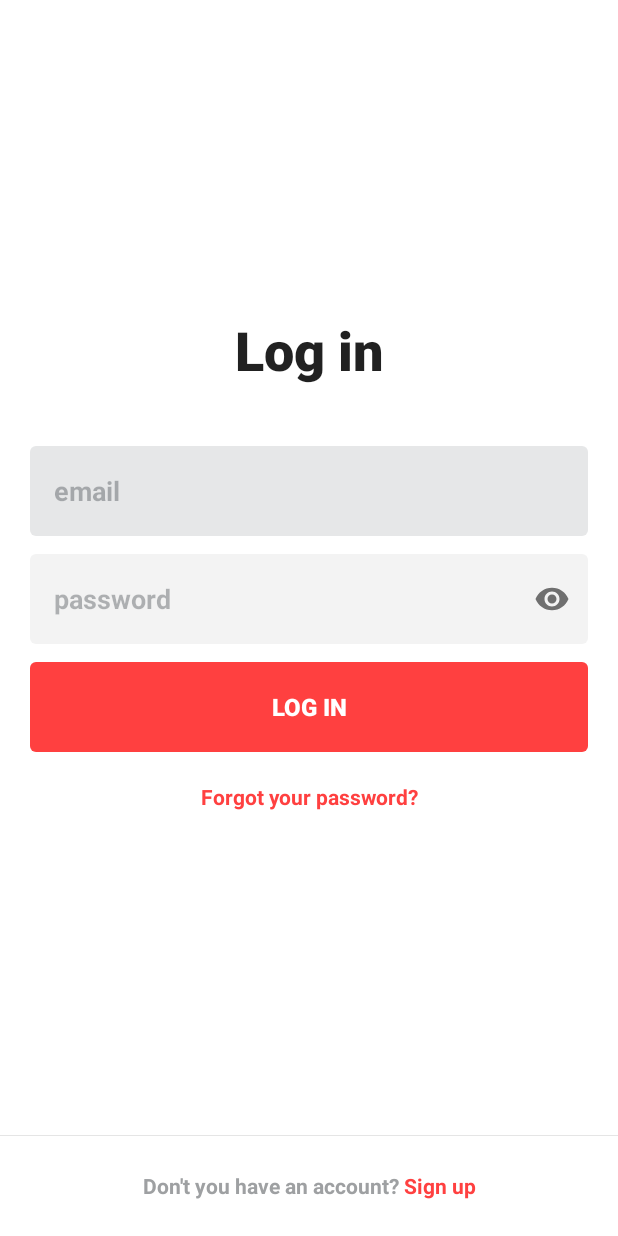
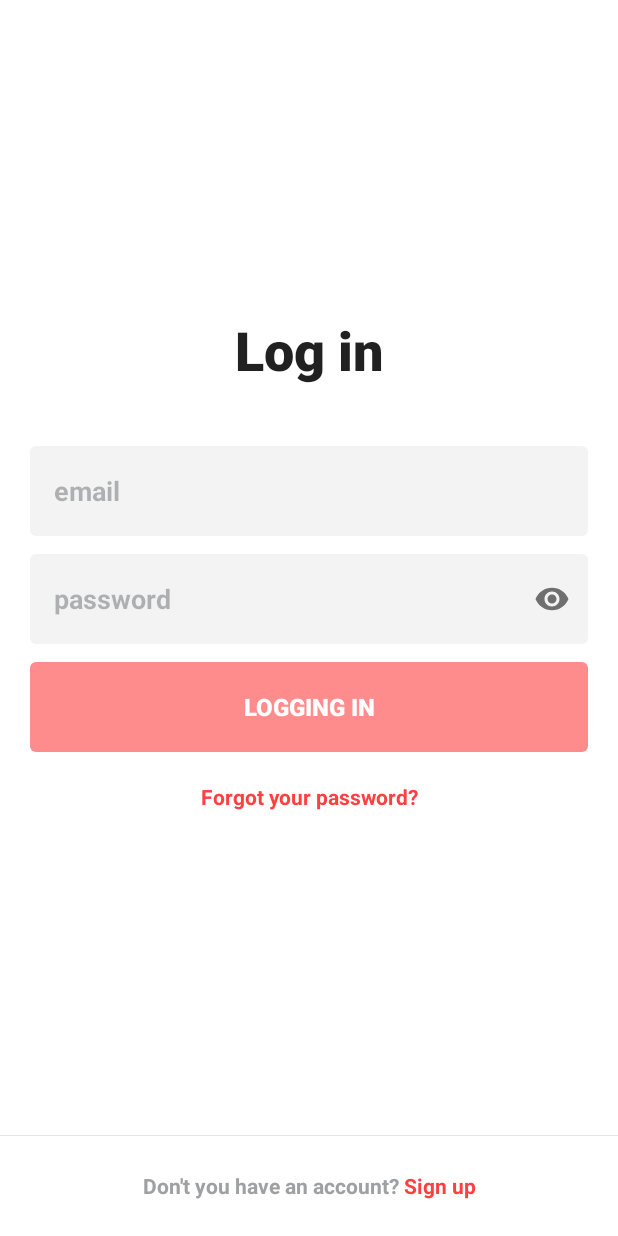
Before and after one commit to wedeploy-examples/supermarket-web-example, an Android app: the LoginActivity screen opened directly, with no data from a screen before it, after a tap on "LOG IN", on a phone screen of 412 x 824 dp. Run offline under Robolectric (Android 15) with nearby library versions, the phone set to English and light mode, and no system bars; our stand-ins replace data binding; libraries missing offline, so code that uses them is left out: com.wedeploy.sdk; 1 statement that could not run was skipped.

Commit message:
Show error when login fails

```diff
--- a/app/src/main/java/io/wedeploy/supermarket/login/LoginActivity.java
+++ b/app/src/main/java/io/wedeploy/supermarket/login/LoginActivity.java
@@ -13,6 +13,7 @@ import io.wedeploy.supermarket.R;
 import io.wedeploy.supermarket.SignUpActivity;
 import io.wedeploy.supermarket.databinding.ActivityLoginBinding;
 import io.wedeploy.supermarket.resetpassword.ResetPasswordActivity;
+import io.wedeploy.supermarket.view.AlertMessage;
 
 /**
  * @author Silvio Santos
@@ -36,6 +37,9 @@ public class LoginActivity extends AppCompatActivity implements LoginListener {
         binding.signInButton.setOnClickListener(new View.OnClickListener() {
             @Override
             public void onClick(View view) {
+                enableFields(false);
+                binding.signInButton.setText(R.string.logging_in);
+
                 String email = binding.email.getText().toString();
                 String password = binding.password.getText().toString();
 
@@ -63,7 +67,16 @@ public class LoginActivity extends AppCompatActivity implements LoginListener {
     public void onLoginFailed(Exception exception) {
         if (isFinishing()) return;
 
-        System.out.println("LoginActivity.onLoginFailed");
+        enableFields(true);
+        binding.signInButton.setText(R.string.log_in);
+
+        AlertMessage.showMessage(this, getString(R.string.invalid_email_or_password));
+    }
+
+    private void enableFields(boolean enable) {
+        binding.password.setEnabled(enable);
+        binding.email.setEnabled(enable);
+        binding.signInButton.setEnabled(enable);
     }
 
 
--- a/app/src/main/res/values/strings.xml
+++ b/app/src/main/res/values/strings.xml
@@ -16,4 +16,6 @@
     <string name="reset_password">Reset Password</string>
     <string name="we_will_send_you_a_link_to_reset_your_password">We will send you a link to reset your password</string>
     <string name="send_reset_instructions">Send Reset Instructions</string>
+    <string name="invalid_email_or_password">Ops! Invalid email or password</string>
+    <string name="logging_in">Logging in</string>
 </resources>
```
Also changed, not shown: app/src/main/java/io/wedeploy/supermarket/view/AlertMessage.java (+13 -0 lines).
